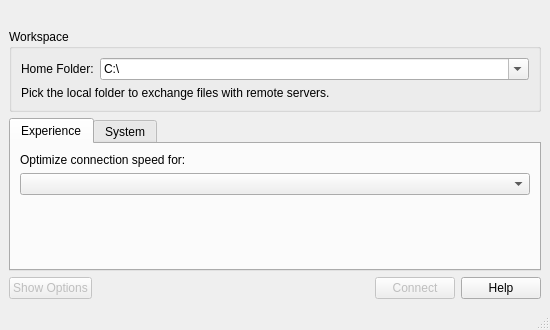
superymk/greenbox-sdk, file secapp_demos/rfiles/app/ui/RFiles/rfgui_main.ui: the form before one commit.
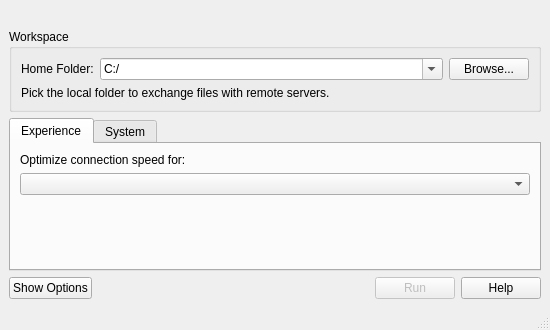
The form after the commit. Icons and pictures are not drawn.

Patch:
```diff
--- a/secapp_demos/rfiles/app/ui/RFiles/rfgui_main.ui
+++ b/secapp_demos/rfiles/app/ui/RFiles/rfgui_main.ui
@@ -64,7 +64,7 @@
           <widget class="QComboBox" name="localDirComboBox">
            <property name="sizePolicy">
             <sizepolicy hsizetype="Expanding" vsizetype="Fixed">
-             <horstretch>0</horstretch>
+             <horstretch>1</horstretch>
              <verstretch>0</verstretch>
             </sizepolicy>
            </property>
@@ -72,7 +72,20 @@
             <bool>true</bool>
            </property>
            <property name="currentText">
-            <string>C:\</string>
+            <string>C:/</string>
+           </property>
+          </widget>
+         </item>
+         <item>
+          <widget class="QPushButton" name="localDirBrowseButton">
+           <property name="toolTip">
+            <string>Select a local folder</string>
+           </property>
+           <property name="text">
+            <string>Browse...</string>
+           </property>
+           <property name="autoDefault">
+            <bool>false</bool>
            </property>
           </widget>
          </item>
@@ -185,7 +198,7 @@
       <item>
        <widget class="QPushButton" name="optionsButton">
         <property name="enabled">
-         <bool>false</bool>
+         <bool>true</bool>
         </property>
         <property name="text">
          <string>Show Options</string>
@@ -211,7 +224,7 @@
          <bool>false</bool>
         </property>
         <property name="text">
-         <string>Connect</string>
+         <string>Run</string>
         </property>
         <property name="default">
          <bool>true</bool>
```
Left out of the diff: 4 changed lines with no effect on the pictures.
